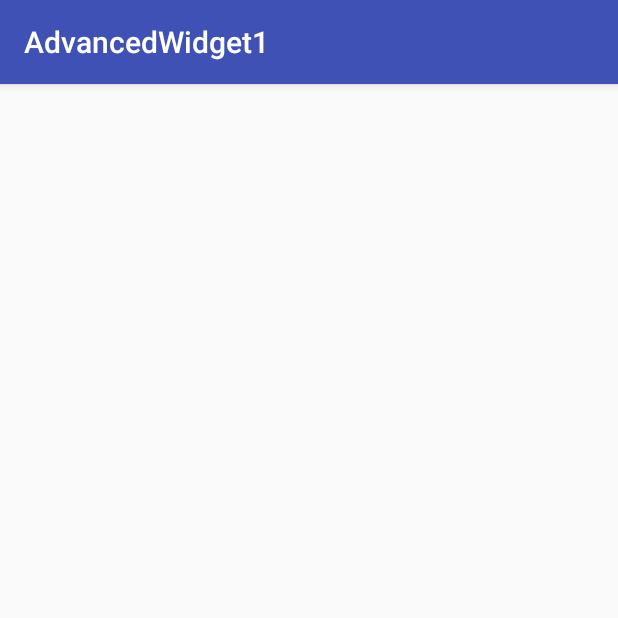
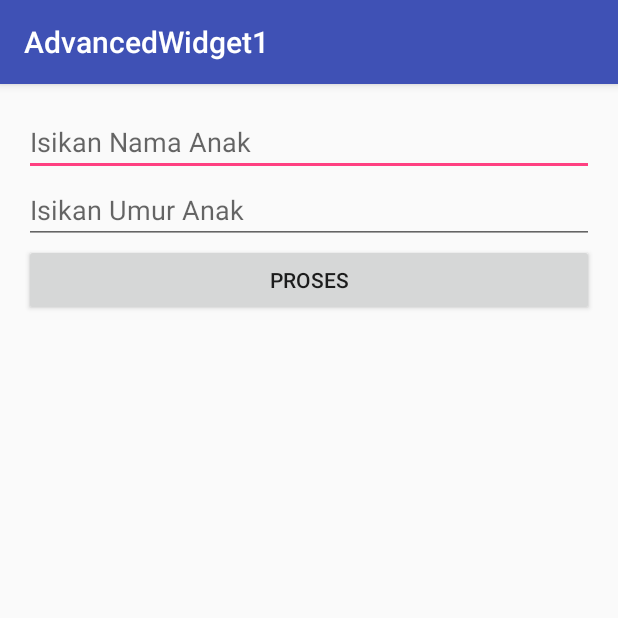
Before and after one commit to haikalatth/AdvancedWidget1, an Android app: the screen it shows after launch (MainActivity), on a phone screen of 412 x 824 dp, the top half of it. Run offline under Robolectric (Android 15) with nearby library versions, the phone set to English and light mode, and no system bars.

Commit message:
Widget Programming Part 1

```diff
--- a/app/src/main/java/id/sch/smktelkom_mlg/learn/advancedwidget1/MainActivity.java
+++ b/app/src/main/java/id/sch/smktelkom_mlg/learn/advancedwidget1/MainActivity.java
@@ -2,6 +2,12 @@ package id.sch.smktelkom_mlg.learn.advancedwidget1;
 
 import android.support.v7.app.AppCompatActivity;
 import android.os.Bundle;
+import android.text.InputType;
+import android.view.View;
+import android.widget.Button;
+import android.widget.EditText;
+import android.widget.LinearLayout;
+import android.widget.TextView;
 
 public class MainActivity extends AppCompatActivity {
 
@@ -9,5 +15,32 @@ public class MainActivity extends AppCompatActivity {
     protected void onCreate(Bundle savedInstanceState) {
         super.onCreate(savedInstanceState);
         setContentView(R.layout.activity_main);
+
+        LinearLayout llMain = (LinearLayout) findViewById(R.id.LinearLayoutMain);
+
+        final EditText etNama = new EditText(this);
+        llMain.addView(etNama);
+        etNama.setHint("Isikan Nama Anak");
+
+        final EditText etUmur = new EditText(this);
+        llMain.addView(etUmur);
+        etUmur.setHint("Isikan Umur Anak");
+        etUmur.setInputType(InputType.TYPE_CLASS_NUMBER);
+
+        Button bProses = new Button(this);
+        bProses.setText("Proses");
+        llMain.addView(bProses);
+        final TextView tvHasil = new TextView(this);
+        llMain.addView(tvHasil);
+        bProses.setOnClickListener(new View.OnClickListener(){
+            @Override
+            public void onClick(View view){
+                String nama = etNama.getText().toString();
+                String umur = etUmur.getText().toString();
+
+                tvHasil.setText(nama +" Umur "+umur+" Tahun");
+            }
+
+        });
     }
 }
--- a/app/src/main/res/layout/activity_main.xml
+++ b/app/src/main/res/layout/activity_main.xml
@@ -8,6 +8,7 @@
     android:paddingRight="@dimen/activity_horizontal_margin"
     android:paddingTop="@dimen/activity_vertical_margin"
     tools:context="id.sch.smktelkom_mlg.learn.advancedwidget1.MainActivity"
-    android:orientation="vertical">
+    android:orientation="vertical"
+    android:id="@+id/LinearLayoutMain">
 
 </LinearLayout>
```
